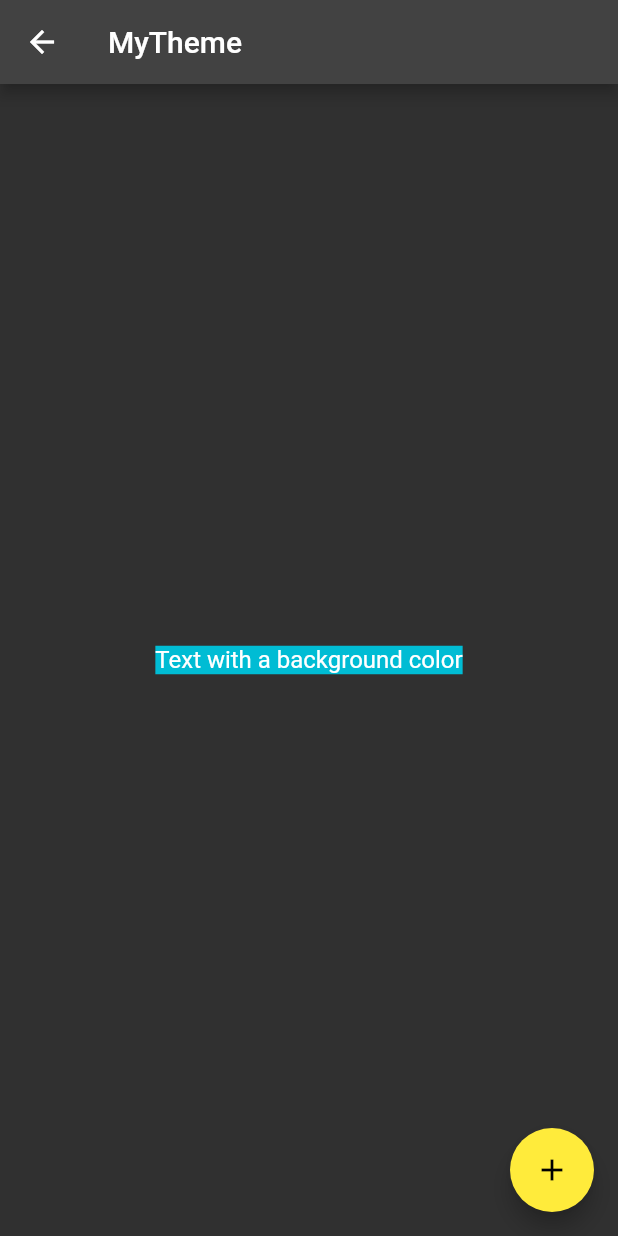
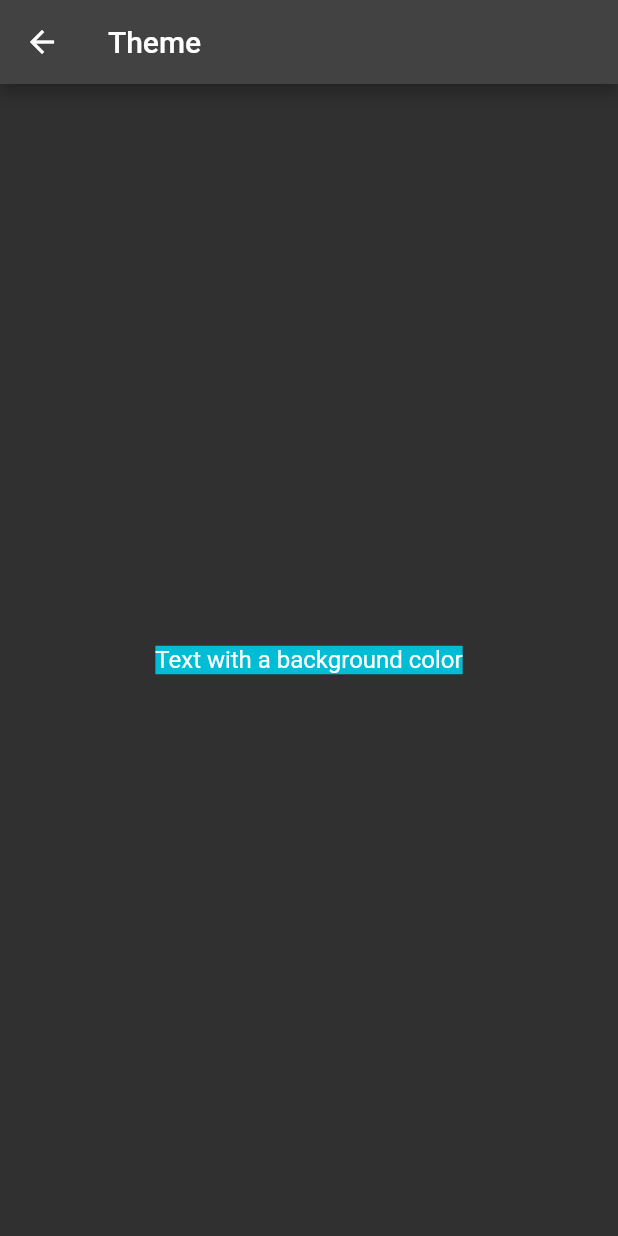
Before and after one commit to hanleylee/flutter-framework, a Flutter app: the screen it shows after launch, after a tap on "Theme", on a phone screen of 412 x 824 dp. Run offline on Flutter 3.47's test engine with Material 2 defaults, Android fonts, the phone set to English and light mode, and no system bars.

Commit message:
daily 2022-03-08

```diff
--- a/lib/MyTheme.dart
+++ /dev/null
@@ -1,27 +0,0 @@
-import 'package:flutter/material.dart';
-
-class MyThemeWidget extends StatelessWidget {
-  @override
-  Widget build(BuildContext context) {
-    return Scaffold(
-      appBar: AppBar(
-        title: const Text('MyTheme'),
-      ),
-      body: Center(
-        child: Container(
-          color: Theme.of(context).colorScheme.secondary,
-          child: Text(
-            'Text with a background color',
-            style: Theme.of(context).textTheme.titleMedium,
-          ),
-        ),
-      ),
-      floatingActionButton: Theme(
-          data: Theme.of(context).copyWith(accentColor: Colors.yellow),
-          child: const FloatingActionButton(
-            onPressed: null,
-            child: Icon(Icons.add),
-          )),
-    );
-  }
-}
--- /dev/null
+++ b/lib/MyThemeWidget.dart
@@ -0,0 +1,16 @@
+import 'package:flutter/material.dart';
+
+class MyThemeWidget extends StatelessWidget {
+  @override
+  Widget build(BuildContext context) {
+    return Center(
+      child: Container(
+        color: Theme.of(context).colorScheme.secondary,
+        child: Text(
+          'Text with a background color',
+          style: Theme.of(context).textTheme.titleMedium,
+        ),
+      ),
+    );
+  }
+}
--- a/lib/main.dart
+++ b/lib/main.dart
@@ -1,13 +1,15 @@
 import 'package:flutter/material.dart';
 import './BasicWidget/MyWidget.dart';
-import './MyTheme.dart';
+import './MyThemeWidget.dart';
 import './MyGestureDetector.dart';
+import './PassDataToSuperWidget.dart';
 
 enum ListItemType {
   none,
   basicWidget,
   theme,
   gestureDetector,
+  passDataToSuper,
 }
 
 extension ListItemTypeExtension on ListItemType {
@@ -21,6 +23,8 @@ extension ListItemTypeExtension on ListItemType {
         return 'Theme';
       case ListItemType.gestureDetector:
         return 'GestureDetector';
+      case ListItemType.passDataToSuper:
+        return 'Pass Data To Super';
     }
   }
 
@@ -39,9 +43,13 @@ extension ListItemTypeExtension on ListItemType {
       case ListItemType.gestureDetector:
         content = MyGestureDetector();
         break;
+      case ListItemType.passDataToSuper:
+        content = PassDataToSuperWidget();
+        break;
     }
     return Scaffold(
       body: content,
+      appBar: AppBar(title: Text(this.rowName)),
     );
   }
 
--- a/pubspec.yaml
+++ b/pubspec.yaml
@@ -30,6 +30,7 @@ dependencies:
   flutter:
     sdk: flutter
 
+  http: ^0.13.4
 
   # The following adds the Cupertino Icons font to your application.
   # Use with the CupertinoIcons class for iOS style icons.
@@ -85,3 +86,4 @@ flutter:
   #
   # For details regarding fonts from package dependencies,
   # see https://flutter.dev/custom-fonts/#from-packages
+# vim:set ft=yaml sw=2 ts=2 tw=150:
```
Also changed, not shown: lib/BasicWidget/MyList.dart (+16 -16 lines), lib/HttpRequest.dart (added, +45 -0 lines), lib/PassDataToSuperWidget.dart (added, +58 -0 lines), pubspec.lock, 1 other file.
